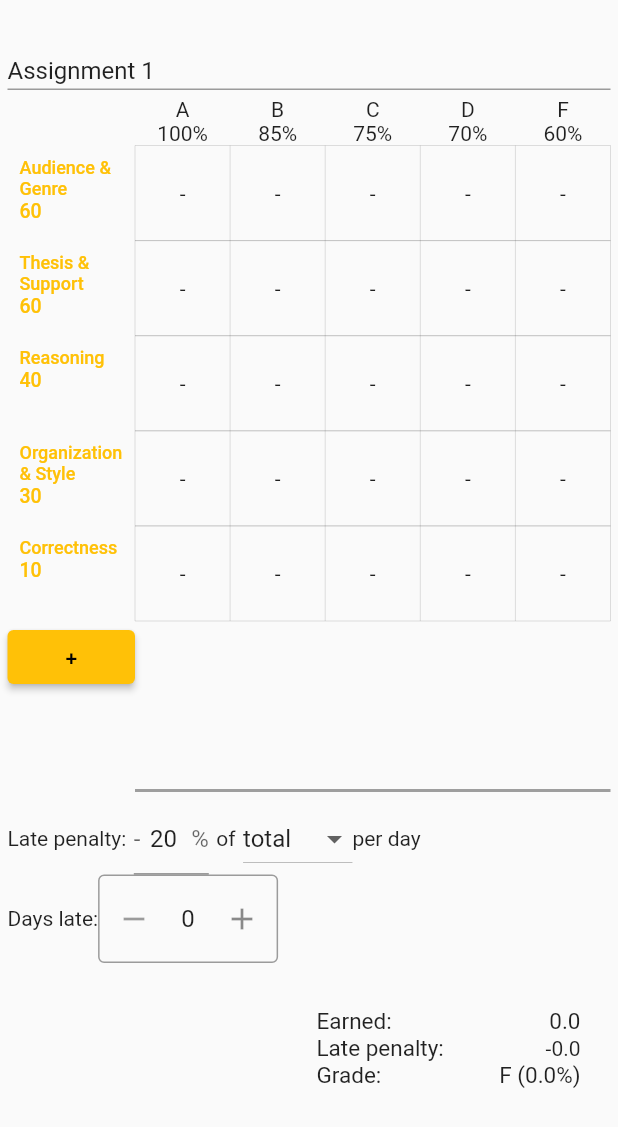
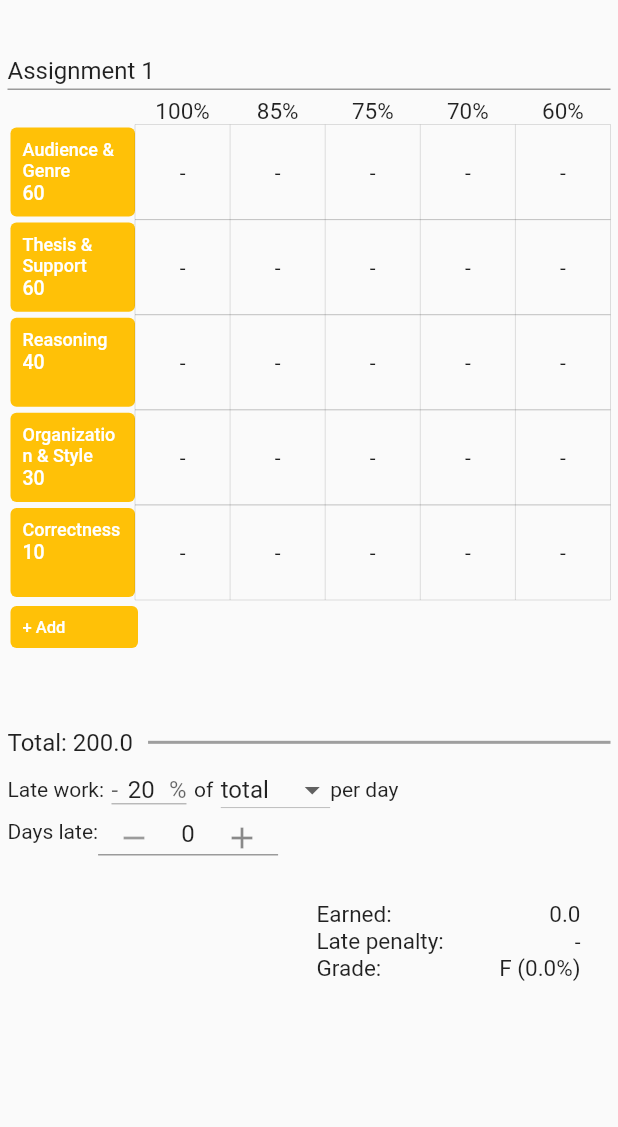
Before and after one commit to bzlister/rubric-grader, a Flutter app: the screen it shows after launch, on a phone screen of 412 x 824 dp. Shown: the top 1127 px of the screen. Run offline on Flutter 3.47's test engine with Material 2 defaults, Android fonts, the light colour scheme and no system bars; drawn by our look-alikes of flutter_spinbox; our stand-ins replace auto_size_text, tuple.

Commit message:
many small tweaks

```diff
--- a/lib/components/grades_selector.dart
+++ b/lib/components/grades_selector.dart
@@ -38,9 +38,8 @@
                     step: 1,
                     spacing: 0,
                     direction: Axis.vertical,
-                    decoration: InputDecoration(
-                      label: Text(grade.label),
-                      focusedErrorBorder: const UnderlineInputBorder(
+                    decoration: const InputDecoration(
+                      focusedErrorBorder: UnderlineInputBorder(
                         borderSide: BorderSide(color: Colors.red, width: 1.0),
                       ),
                     ),
--- a/lib/components/late_penalty_selector.dart
+++ b/lib/components/late_penalty_selector.dart
@@ -18,11 +18,12 @@
     return Column(
       children: [
         Row(children: [
-          const Text("Late penalty:"),
+          const Text("Late work:"),
           SizedBox(
             width: 60,
             child: Padding(
               padding: const EdgeInsets.only(left: 5, right: 5),
+              child: SizedBox(
                 child: Selector<Rubric, double>(
                   builder: (context, latePercentagePerDay, child) =>
                       TextFormField(
@@ -31,9 +32,13 @@
                     textAlign: TextAlign.center,
                     textInputAction: TextInputAction.go,
                     keyboardType:
-                      const TextInputType.numberWithOptions(decimal: true),
-                  decoration:
-                      const InputDecoration(prefixText: "-", suffixText: "%"),
+                        const TextInputType.numberWithOptions(decimal: false),
+                    decoration: const InputDecoration(
+                      prefixText: "-",
+                      suffixText: "%",
+                      isDense: true,
+                      isCollapsed: true,
+                    ),
                     inputFormatters: [
                       FilteringTextInputFormatter.deny(RegExp(r'[\.,]')),
                       FilteringTextInputFormatter.allow(
@@ -51,6 +56,7 @@
                 ),
               ),
             ),
+          ),
           const Text("of"),
           Padding(
             padding: const EdgeInsets.only(left: 5),
@@ -58,6 +64,7 @@
               builder: (context, latePolicy, child) {
                 return DropdownButton(
                   value: latePolicy,
+                  isDense: true,
                   items: const [
                     DropdownMenuItem<String>(
                         value: "total", child: Text("total")),
@@ -82,7 +89,10 @@
             Selector<Rubric, Tuple2<double, double>>(
                 builder: (context, daysLateInfo, child) => SizedBox(
                       width: 120,
+                      height: 32,
                       child: SpinBox(
+                        decoration: const InputDecoration(
+                            contentPadding: EdgeInsets.zero),
                         value: daysLateInfo.item1,
                         min: 0,
                         max: daysLateInfo
--- a/lib/components/row_button.dart
+++ b/lib/components/row_button.dart
@@ -27,8 +27,11 @@
             SizedBox(
               width: leftColumnWidth,
               height: (constraints.maxWidth - leftColumnWidth) / length,
+              child: Padding(
+                padding: const EdgeInsets.only(bottom: 2, left: 2, top: 2),
                 child: Selector<Rubric, Factor>(
                   builder: (context, category, child) => TextButton(
+                    style: TextButton.styleFrom(backgroundColor: Colors.amber),
                     child: Column(
                       crossAxisAlignment: CrossAxisAlignment.start,
                       mainAxisAlignment: MainAxisAlignment.start,
@@ -37,14 +40,16 @@
                           alignment: Alignment.bottomLeft,
                           child: Text(
                             category.label,
-                          style: const TextStyle(fontSize: 12),
+                            style: const TextStyle(
+                                fontSize: 12, color: Colors.white),
                             maxLines: category.label.contains(" ") ? 2 : 1,
                             overflow: TextOverflow.ellipsis,
                           ),
                         ),
                         Text(
                           "${category.weight.truncate()}",
-                        style: const TextStyle(fontSize: 13),
+                          style: const TextStyle(
+                              fontSize: 13, color: Colors.white),
                         )
                       ],
                     ),
@@ -66,6 +71,7 @@
                     ),
                   ),
                   selector: (context, rubric) => rubric.getCategory(rowNum),
+                ),
               ),
             ),
             ToggleButtons(
--- a/lib/components/rubric_container.dart
+++ b/lib/components/rubric_container.dart
@@ -44,12 +44,11 @@
                           length,
                           (index) => Expanded(
                             child: Selector<Rubric, Factor>(
-                              builder: (context, grade, child) => Column(
-                                children: [
-                                  Text(grade.label),
-                                  Text("${grade.weight.truncate()}%"),
-                                ],
-                              ),
+                              builder: (context, grade, child) => Center(
+                                  child: Text(
+                                "${grade.weight.truncate()}%",
+                                style: const TextStyle(fontSize: 15),
+                              )),
                               selector: (context, rubric) =>
                                   rubric.getGrade(index),
                             ),
@@ -72,19 +71,34 @@
           ),
           RubricTable(leftColumnWidth: leftColumnWidth),
           Padding(
-            padding: const EdgeInsets.only(top: 10),
-            child: Divider(
-              thickness: 2,
-              indent: leftColumnWidth,
-              color: Colors.grey,
+            padding: const EdgeInsets.only(top: 10.0),
+            child: Row(
+              children: [
+                Selector<Rubric, double>(
+                  builder: (context, totalPoints, child) => Text(
+                    "Total: ${totalPoints.toStringAsFixed(1)}",
+                    style: const TextStyle(fontSize: 16),
+                  ),
+                  selector: (context, rubric) => rubric.totalPoints,
+                ),
+                const Expanded(
+                  child: Divider(
+                    thickness: 2,
+                    indent: 10,
+                    color: Colors.grey,
+                  ),
+                ),
+              ],
             ),
           ),
-          const LatePenaltySelector(),
+          const Padding(
+            padding: EdgeInsets.only(top: 10.0),
+            child: LatePenaltySelector(),
+          ),
           Selector<Rubric, bool>(
-            builder: (context, hasCategories, child) => hasCategories
-                ? const Summary()
-                : const Text("Click the '+' button above to add a category"),
-            selector: (context, rubric) => rubric.categories.isNotEmpty,
+            builder: (context, canShowSummary, child) =>
+                canShowSummary ? const Summary() : Container(),
+            selector: (context, rubric) => rubric.totalPoints > 0,
           )
         ],
       ),
--- a/lib/components/rubric_table.dart
+++ b/lib/components/rubric_table.dart
@@ -13,7 +13,7 @@
   @override
   Widget build(BuildContext context) {
     return SizedBox(
-      height: MediaQuery.of(context).size.height / 2,
+      height: MediaQuery.of(context).size.height / 2.1,
       child: SingleChildScrollView(
         child: Selector<Rubric, int>(
           builder: (context, length, child) => Wrap(
@@ -31,15 +31,25 @@
                   );
                 },
               ),
-              SizedBox(
-                width: leftColumnWidth,
-                child: ElevatedButton(
-                  child: const Center(
-                    child: Text("+"),
-                  ),
-                  onPressed: () => showDialog(
-                    context: context,
-                    builder: (BuildContext context) => CategoriesSelector.add(),
+              Padding(
+                padding: const EdgeInsets.only(top: 4.0, left: 2.0, bottom: 4),
+                child: SizedBox(
+                  width: leftColumnWidth,
+                  height: 28,
+                  child: TextButton(
+                    style: TextButton.styleFrom(backgroundColor: Colors.amber),
+                    child: Container(
+                      alignment: Alignment.bottomLeft,
+                      child: const Text(
+                        "+ Add",
+                        style: TextStyle(fontSize: 11, color: Colors.white),
+                      ),
+                    ),
+                    onPressed: () => showDialog(
+                      context: context,
+                      builder: (BuildContext context) =>
+                          CategoriesSelector.add(),
+                    ),
                   ),
                 ),
               )
--- a/lib/components/summary.dart
+++ b/lib/components/summary.dart
@@ -52,8 +52,9 @@
                 alignment: Alignment.bottomRight,
                 child: Selector<Rubric, String>(
                   builder: (context, penalty, child) => Text(penalty),
-                  selector: (context, rubric) =>
-                      '-${rubric.latePenalty.toStringAsFixed(1)}',
+                  selector: (context, rubric) => rubric.latePenalty == 0
+                      ? "-"
+                      : '-${rubric.latePenalty.toStringAsFixed(1)}',
                 ),
               ),
             ],
```
Also changed, not shown: lib/main.dart (+5 -3 lines), 1 other file. Lines whose indentation alone changed are shown as unchanged.
